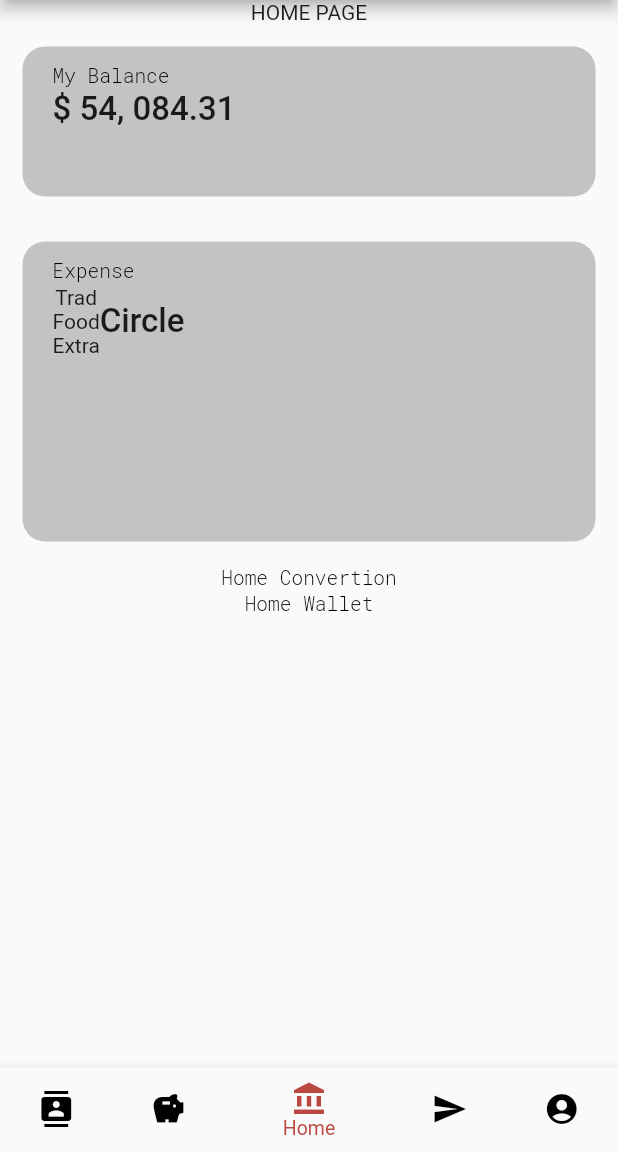
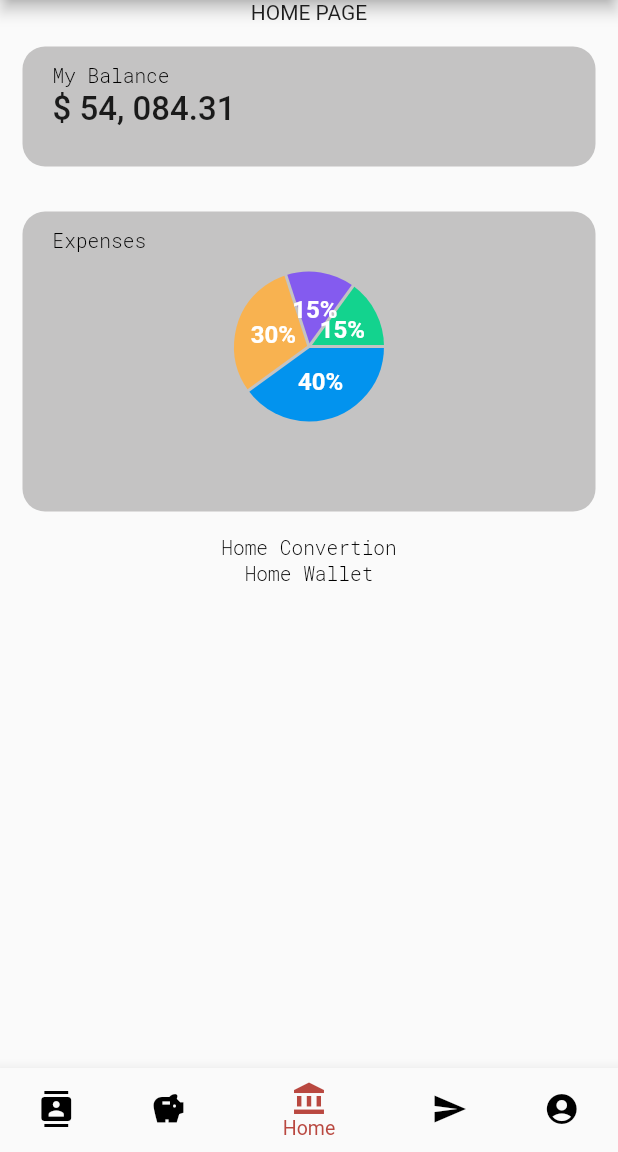
Before and after one commit to cchalop1/epitech-flutter, a Flutter app: the screen it shows after launch, on a phone screen of 412 x 824 dp, the part 84-1236 px from its top. Run offline on Flutter 3.47's test engine with Material 2 defaults, Android fonts, the light colour scheme and no system bars; drawn by our look-alikes of fl_chart; our stand-ins replace google_fonts.

Commit message:
First implementation of the piechart

```diff
--- /dev/null
+++ b/lib/components/homepage/HomeChart.dart
@@ -0,0 +1,84 @@
+import 'package:flutter/material.dart';
+import 'package:google_fonts/google_fonts.dart';
+import 'package:fl_chart/fl_chart.dart';
+// import 'indicator.dart';
+
+class HomeChart extends StatefulWidget {
+  const HomeChart({Key? key, required this.title}) : super(key: key);
+  final String title;
+
+  @override
+  _MyHomeChartState createState() => _MyHomeChartState();
+}
+class _MyHomeChartState extends State<HomeChart> {
+    int touchedIndex = -1;
+
+  @override
+  Widget build(BuildContext context) {
+    return PieChart(
+      PieChartData(
+          sections: showingSections()
+      )
+      // swapAnimationDuration: Duration(milliseconds: 150), // Optional
+      // swapAnimationCurve: Curves.linear, // Optional
+    );
+  }
+// }
+ List<PieChartSectionData> showingSections() {
+    return List.generate(4, (i) {
+      final isTouched = i == touchedIndex;
+      // final fontSize = isTouched ? 25.0 : 16.0;
+      final fontSize =  16.0;
+      // final radius = isTouched ? 60.0 : 50.0;
+      final radius = 50.0;
+      switch (i) {
+        case 0:
+          return PieChartSectionData(
+            color: const Color(0xff0293ee),
+            value: 40,
+            title: '40%',
+            radius: radius,
+            titleStyle: TextStyle(
+                fontSize: fontSize,
+                fontWeight: FontWeight.bold,
+                color: const Color(0xffffffff)),
+          );
+        case 1:
+          return PieChartSectionData(
+            color: const Color(0xfff8b250),
+            value: 30,
+            title: '30%',
+            radius: radius,
+            titleStyle: TextStyle(
+                fontSize: fontSize,
+                fontWeight: FontWeight.bold,
+                color: const Color(0xffffffff)),
+          );
+        case 2:
+          return PieChartSectionData(
+            color: const Color(0xff845bef),
+            value: 15,
+            title: '15%',
+            radius: radius,
+            titleStyle: TextStyle(
+                fontSize: fontSize,
+                fontWeight: FontWeight.bold,
+                color: const Color(0xffffffff)),
+          );
+        case 3:
+          return PieChartSectionData(
+            color: const Color(0xff13d38e),
+            value: 15,
+            title: '15%',
+            radius: radius,
+            titleStyle: TextStyle(
+                fontSize: fontSize,
+                fontWeight: FontWeight.bold,
+                color: const Color(0xffffffff)),
+          );
+        default:
+          throw Error();
+      }
+    });
+  }
+}
--- a/lib/pages/HomePage.dart
+++ b/lib/pages/HomePage.dart
@@ -1,6 +1,6 @@
 import 'package:flutter/material.dart';
-import 'package:google_fonts/google_fonts.dart';
-import 'package:myapp/components/BigText.dart';
+// import 'package:google_fonts/google_fonts.dart';
+// import 'package:myapp/components/BigText.dart';
 import 'package:myapp/widgets/homepage/HomeBalance.dart';
 import 'package:myapp/widgets/homepage/HomeExpense.dart';
 import 'package:myapp/widgets/homepage/HomeConvertion.dart';
@@ -28,6 +28,7 @@ class HomePage extends StatelessWidget {
           HomeExpense(),
           HomeConvertion(),
           HomeWallet(),
+          // HomeChart(title: "Chart"),
         ],
       ),
     );
--- a/lib/widgets/homepage/HomeBalance.dart
+++ b/lib/widgets/homepage/HomeBalance.dart
@@ -11,7 +11,7 @@ class HomeBalance extends StatelessWidget {
       margin: const EdgeInsets.all(15),
       padding: const EdgeInsets.only(left: 20, right: 20, top: 10, bottom: 10),
       height: 220,
-      constraints: const BoxConstraints.expand(height: 100),
+      constraints: const BoxConstraints.expand(height: 80),
       decoration: BoxDecoration(
         borderRadius: BorderRadius.circular(15),
         color: const Color.fromARGB(255, 196, 195, 195),
--- a/lib/widgets/homepage/HomeExpense.dart
+++ b/lib/widgets/homepage/HomeExpense.dart
@@ -1,6 +1,7 @@
 import 'package:flutter/material.dart';
 import 'package:google_fonts/google_fonts.dart';
 import 'package:myapp/components/BigText.dart';
+import 'package:myapp/components/homepage/HomeChart.dart';
 
 class HomeExpense extends StatelessWidget {
   const HomeExpense({Key? key}) : super(key: key);
@@ -19,39 +20,21 @@ class HomeExpense extends StatelessWidget {
       child: Column (
         crossAxisAlignment: CrossAxisAlignment.start,
         children: [
-          Row(mainAxisAlignment: MainAxisAlignment.spaceBetween, children: [
-            Column(crossAxisAlignment: CrossAxisAlignment.start, children: [
-              Text(
-                'Expense',
+          Container(
+            height: 30,
+            child : Text(
+              'Expenses',
               style: GoogleFonts.robotoMono(
                 fontSize: 13,
                 fontWeight: FontWeight.w300,
                 color: Colors.black,
               ),
+            )
           ),
           Container(
-                  padding: const EdgeInsets.only(top: 2),
-                  child: Row(
-                    children: [
-                      Container(
-                        child: Column(
-                          children: [
-                            Text('Trad'),
-                            Text('Food'),
-                            Text('Extra')
-                          ]),
-                      ),
-                      Container(
-                        child: BigText(text: "Circle"),
+            height: 100,
+            child: HomeChart(title: "chart"),
           )
-                    ],
-                  )
-                  ),
-            ]),
-            // Container(
-            //     padding: const EdgeInsets.all(5),
-            //     child: const Icon(Icons.account_balance_wallet)),
-          ]),
         ],
       ),
     );
--- a/pubspec.yaml
+++ b/pubspec.yaml
@@ -35,6 +35,7 @@ dependencies:
   # Use with the CupertinoIcons class for iOS style icons.
   cupertino_icons: ^1.0.2
   google_fonts: ^2.3.1
+  fl_chart: ^0.45.0
 
 dev_dependencies:
   flutter_test:
```
Also changed, not shown: pubspec.lock. Lines whose indentation alone changed are shown as unchanged.
